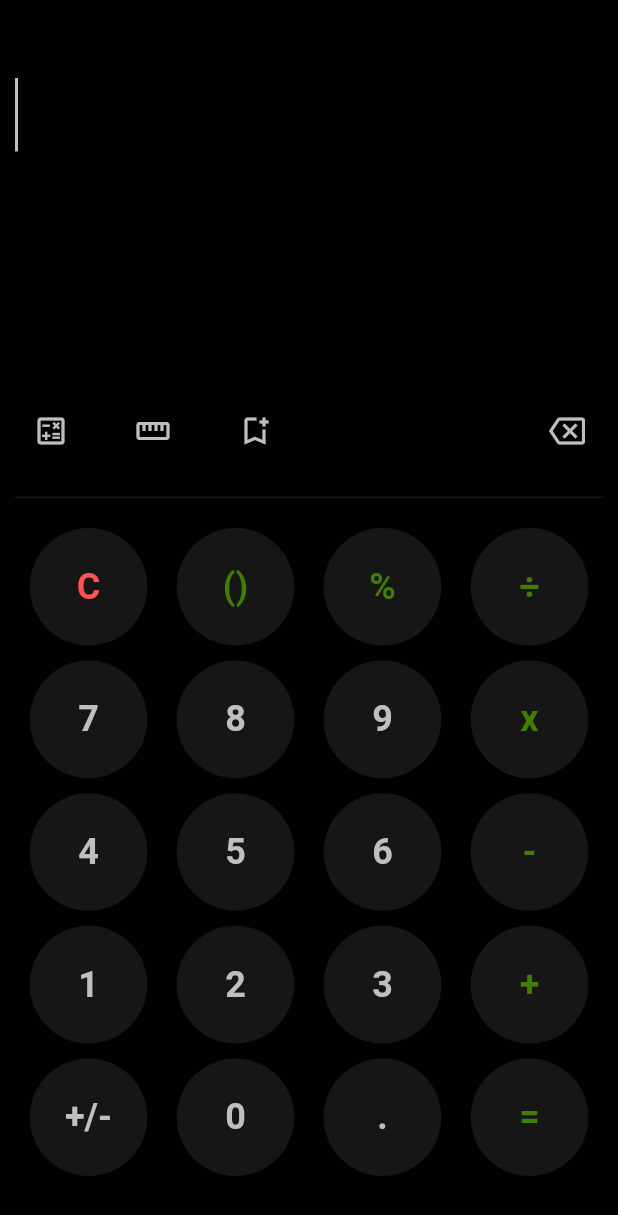
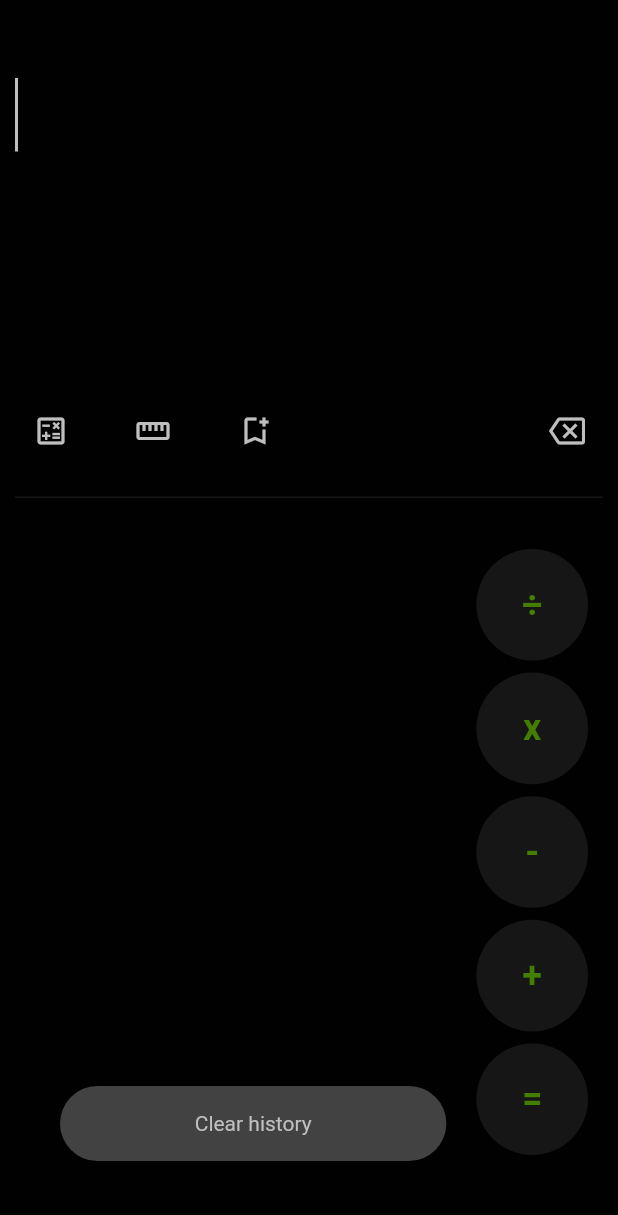
Before and after one commit to possible3656/calci, a Flutter app: the screen it shows after launch, after a tap on the "history" icon, on a phone screen of 412 x 824 dp. Shown: the top 1215 px of the screen. Run offline on Flutter 3.47's test engine with Material 2 defaults, Android fonts, the phone set to English and light mode, and no system bars; our stand-ins replace get, get_storage, math_expressions.

Commit message:
feat : added persistence

```diff
--- a/lib/app/data/global_methods.dart
+++ b/lib/app/data/global_methods.dart
@@ -1,12 +1,17 @@
 import 'package:get/get.dart';
+import 'package:get_storage/get_storage.dart';
 
 class Constants {
   static void showToast(String message) {
     Get.showSnackbar(
       GetSnackBar(
         message: message,
-        duration:const  Duration(seconds: 3),
+        duration: const Duration(seconds: 3),
       ),
     );
   }
+
+  static String historyKey = 'history';
+
+  static RxList history = [].obs;
 }
--- a/lib/app/modules/home/controllers/home_controller.dart
+++ b/lib/app/modules/home/controllers/home_controller.dart
@@ -3,6 +3,7 @@ import 'package:calci/app/data/colors.dart';
 import 'package:calci/app/data/global_methods.dart';
 import 'package:flutter/material.dart';
 import 'package:get/get.dart';
+import 'package:get_storage/get_storage.dart';
 import 'package:math_expressions/math_expressions.dart';
 
 class HomeController extends GetxController {
@@ -11,10 +12,12 @@ class HomeController extends GetxController {
       TextEditingController().obs;
   RxString result = ''.obs;
   RxBool showHistory = false.obs;
+  RxBool refreshList = false.obs;
 
   @override
   void onInit() {
     addValue();
+    Constants.history.value =  GetStorage().read(Constants.historyKey)  ??[];
     super.onInit();
   }
 
@@ -112,6 +115,7 @@ class HomeController extends GetxController {
       final cm = ContextModel();
       final eval = exp.evaluate(EvaluationType.REAL, cm);
       result.value = eval.toString();
+      addToPersistance();
     } catch (e) {
       debugPrint('Please enter correct equation');
       Constants.showToast(
@@ -123,4 +127,16 @@ class HomeController extends GetxController {
   void showHistoryPressed() {
     showHistory.value = !showHistory.value;
   }
+
+  void addToPersistance() {
+    Constants.history.add(calculationTextController.value.text);
+    Constants.history.add(result.value);
+    GetStorage().write(Constants.historyKey, Constants.history);
+  }
+
+  void onClearHistory() {
+    Constants.history.clear();
+    Constants.history.refresh();
+    GetStorage().write(Constants.historyKey, []);
+  }
 }
--- a/lib/app/modules/home/views/home_view.dart
+++ b/lib/app/modules/home/views/home_view.dart
@@ -3,6 +3,7 @@ import 'package:calci/app/modules/home/controllers/home_controller.dart';
 import 'package:calci/app/modules/home/views/widgets/calculator_action_bar.dart';
 import 'package:calci/app/modules/home/views/widgets/calculator_view.dart';
 import 'package:calci/app/modules/home/views/widgets/divider_view.dart';
+import 'package:calci/app/modules/home/views/widgets/history_view.dart';
 import 'package:calci/app/modules/home/views/widgets/result_view.dart';
 import 'package:flutter/material.dart';
 import 'package:get/get.dart';
@@ -18,11 +19,16 @@ class HomeView extends GetView<HomeController> {
         padding: const EdgeInsets.symmetric(vertical: 40, horizontal: 10),
         child: Column(
           mainAxisAlignment: MainAxisAlignment.end,
-          children: const [
-            ResultView(),
-           CalculatorActionBar(),
-           DividerView(),
-          CalculatorView() ],
+          children: [
+            const ResultView(),
+            const CalculatorActionBar(),
+            const DividerView(),
+            Obx(
+              () => controller.showHistory.value
+                  ? const HistoryView()
+                  : const CalculatorView(),
+            )
+          ],
         ),
       ),
     );
--- /dev/null
+++ b/lib/app/modules/home/views/widgets/history_view.dart
@@ -0,0 +1,106 @@
+import 'package:calci/app/data/colors.dart';
+import 'package:calci/app/data/global_methods.dart';
+import 'package:calci/app/modules/home/controllers/home_controller.dart';
+import 'package:flutter/material.dart';
+import 'package:get/get.dart';
+
+class HistoryView extends GetView<HomeController> {
+  const HistoryView({super.key});
+
+  @override
+  Widget build(BuildContext context) {
+    return Padding(
+      padding: const EdgeInsets.all(10),
+      child: Container(
+        height: Get.size.height * .5,
+        child: Row(
+          crossAxisAlignment: CrossAxisAlignment.end,
+          children: [
+            Expanded(
+                flex: 8,
+                child: Column(
+                  children: [
+                    Expanded(
+                      child: Padding(
+                          padding: const EdgeInsets.all(20),
+                          child: Obx(
+                            () => ListView.builder(
+                              shrinkWrap: true,
+                              itemCount: Constants.history.length,
+                              reverse: true,
+                              itemBuilder: (ctx, index) => Column(
+                                crossAxisAlignment: CrossAxisAlignment.end,
+                                children: [
+                                  Text(
+                                    Constants.history[Constants.history.length -
+                                            index -
+                                            1]
+                                        .toString(),
+                                    textAlign: TextAlign.right,
+                                    style: TextStyle(
+                                      fontSize: index.isEven ? 32 : 22,
+                                      color: primaryTextColor,
+                                    ),
+                                  ),
+                                  SizedBox(
+                                    height: index.isEven ? 20 : 10,
+                                  )
+                                ],
+                              ),
+                            ),
+                          )),
+                    ),
+                    Padding(
+                      padding: const EdgeInsets.symmetric(horizontal: 20),
+                      child: InkWell(
+                        onTap: () => controller.onClearHistory(),
+                        child: Container(
+                          height: 50,
+                          decoration: BoxDecoration(
+                            borderRadius: BorderRadius.circular(25),
+                            color: Colors.grey.shade800,
+                          ),
+                          child: Center(
+                              child: Text(
+                            'Clear history',
+                            style: TextStyle(
+                              color: primaryTextColor,
+                            ),
+                          )),
+                        ),
+                      ),
+                    )
+                  ],
+                )),
+            Expanded(
+                flex: 2,
+                child: Column(
+                  children: [
+                    myButton('÷'),
+                    myButton('x'),
+                    myButton('-'),
+                    myButton('+'),
+                    myButton('='),
+                  ],
+                ))
+          ],
+        ),
+      ),
+    );
+  }
+
+  Widget myButton(String text) {
+    return CircleAvatar(
+      minRadius: Get.size.width * .1,
+      backgroundColor: secondaryBackgroundColor,
+      child: Text(
+        text,
+        style: TextStyle(
+          fontWeight: FontWeight.w600,
+          color: primaryButtonColor,
+          fontSize: 24,
+        ),
+      ),
+    );
+  }
+}
```
